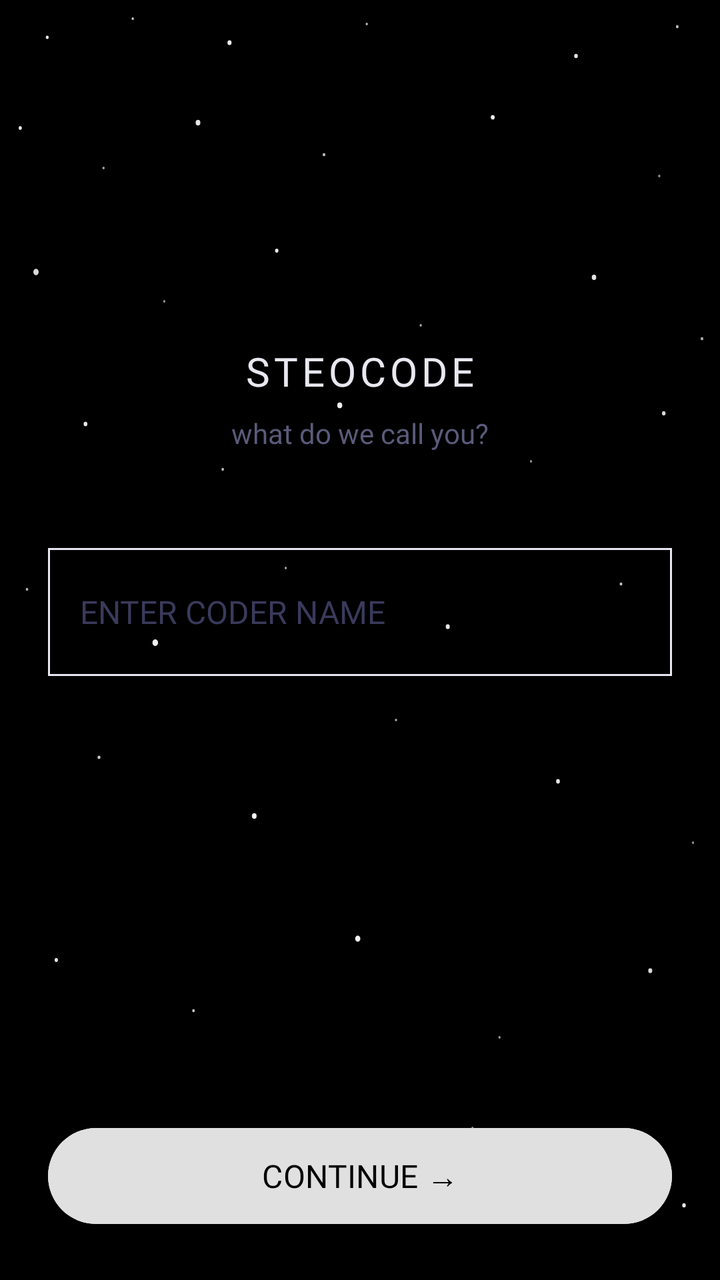
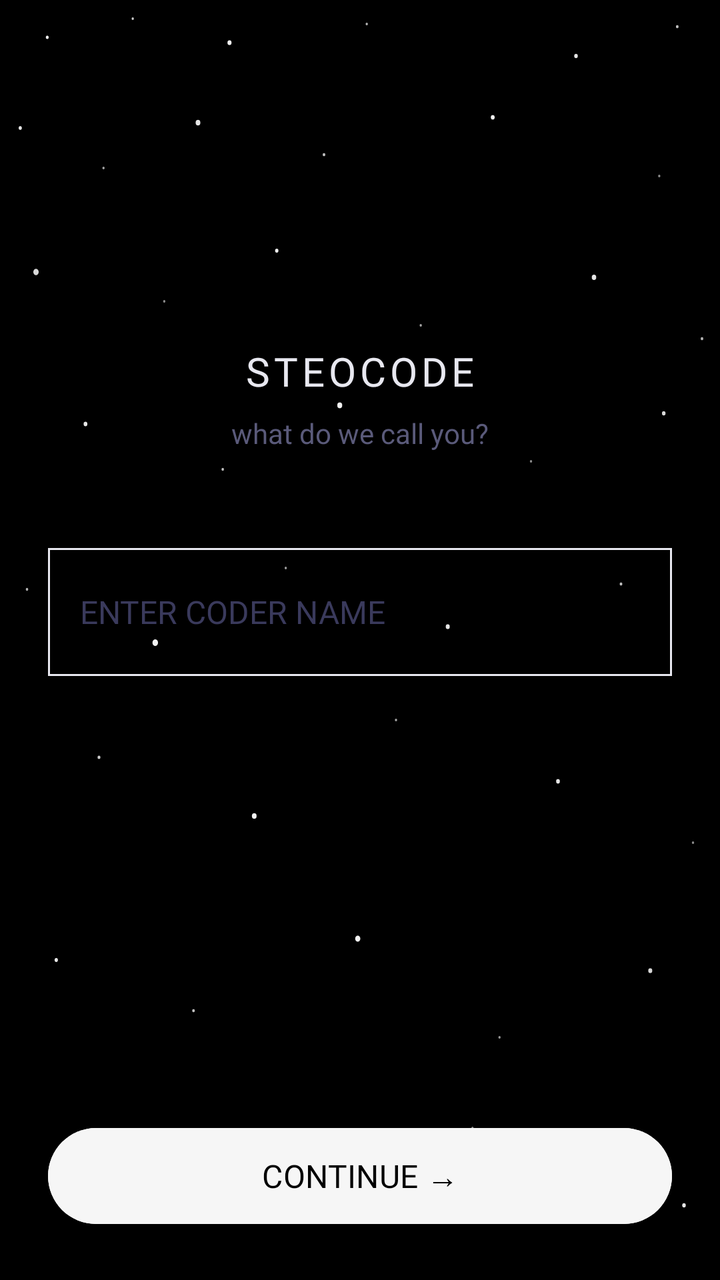

The first picture is an Android layout as it rendered before a commit; the second is the same layout after the commit. The layout source and the unified diff follow.
<!-- AndroidManifest.xml: application theme Theme.Steotexteditor -->
<!-- res/layout/activity_setup.xml -->
<?xml version="1.0" encoding="utf-8"?>
<androidx.constraintlayout.widget.ConstraintLayout xmlns:android="http://schemas.android.com/apk/res/android"
    xmlns:app="http://schemas.android.com/apk/res-auto"
    android:layout_width="match_parent"
    android:layout_height="match_parent"
    android:background="@drawable/starfield_background"
    android:padding="24dp">

    <LinearLayout
        android:layout_width="match_parent"
        android:layout_height="wrap_content"
        android:gravity="center"
        android:orientation="vertical"
        app:layout_constraintBottom_toTopOf="@+id/btnContinue"
        app:layout_constraintTop_toTopOf="parent"
        app:layout_constraintVertical_bias="0.4">

        <TextView
            android:layout_width="wrap_content"
            android:layout_height="wrap_content"
            android:fontFamily="@font/silkscreen"
            android:letterSpacing="0.1"
            android:text="STEOCODE"
            android:textColor="@color/text_off_white"
            android:textSize="20sp" />

        <TextView
            android:layout_width="wrap_content"
            android:layout_height="wrap_content"
            android:layout_marginTop="8dp"
            android:fontFamily="@font/silkscreen"
            android:text="what do we call you?"
            android:textColor="#5A5A7A"
            android:textSize="14sp" />

        <FrameLayout
            android:layout_width="match_parent"
            android:layout_height="64dp"
            android:layout_marginTop="48dp"
            android:background="@drawable/edit_text_outline">

            <EditText
                android:id="@+id/etCoderName"
                android:layout_width="match_parent"
                android:layout_height="match_parent"
                android:background="@android:color/transparent"
                android:fontFamily="@font/silkscreen"
                android:gravity="center_vertical"
                android:hint="ENTER CODER NAME"
                android:inputType="textCapCharacters"
                android:paddingStart="16dp"
                android:paddingEnd="16dp"
                android:singleLine="true"
                android:textColor="@color/text_off_white"
                android:textColorHint="#3A3A5C"
                android:textSize="16sp" />
        </FrameLayout>

    </LinearLayout>

    <Button
        android:id="@+id/btnContinue"
        android:layout_width="match_parent"
        android:layout_height="56dp"
        android:backgroundTint="#E0E0E0"
        android:fontFamily="@font/silkscreen"
        android:text="CONTINUE →"
        android:textColor="@color/button_save_black"
        android:textSize="16sp"
        app:layout_constraintBottom_toBottomOf="parent" />

</androidx.constraintlayout.widget.ConstraintLayout>
<!-- resources referenced by this layout -->
<resources>
  <color name="button_save_black">#000000</color>
  <color name="text_off_white">#E8E8F0</color>
  <!-- drawable edit_text_outline (drawable) -->
  <?xml version="1.0" encoding="utf-8"?>
  <layer-list xmlns:android="http://schemas.android.com/apk/res/android">
      
      <item>
          <shape>
              <solid android:color="@android:color/transparent" />
              <stroke android:width="1dp" android:color="@color/text_off_white" />
          </shape>
      </item>
  
      
      
  </layer-list>
  <!-- drawable starfield_background: vector/xml drawable (drawable, 6022 chars, omitted) -->
  <style name="Theme.Steotexteditor" parent="Base.Theme.Steotexteditor" />
  <style name="Base.Theme.Steotexteditor" parent="Theme.Material3.DayNight.NoActionBar">
          <item name="android:windowBackground">@color/deep_space_black</item>
          <item name="colorPrimary">@color/primary_accent_purple</item>
          <item name="colorOnSurface">@color/text_off_white</item>
          <item name="android:textColor">@color/text_off_white</item>
          <item name="android:textColorPrimary">@color/text_off_white</item>
          <item name="android:textColorSecondary">@color/icon_tint_soft_white</item>
          <item name="android:statusBarColor">@color/deep_space_black</item>
          <item name="android:navigationBarColor">@color/deep_space_black</item>
          <item name="toolbarStyle">@style/Widget.Steotexteditor.Toolbar</item>
          <item name="actionOverflowButtonStyle">@style/Widget.Steotexteditor.Overflow</item>
          <item name="actionOverflowMenuStyle">@style/DarkPopupMenu</item>
          <item name="android:popupMenuStyle">@style/DarkPopupMenu</item>
      </style>
  <color name="deep_space_black">#0A0A0F</color>
  <color name="primary_accent_purple">#7B2FBE</color>
  <color name="icon_tint_soft_white">#DCDCF0</color>
  <style name="Widget.Steotexteditor.Toolbar" parent="Widget.Material3.Toolbar">
          <item name="android:background">@color/deep_space_black</item>
          <item name="titleTextColor">@color/text_off_white</item>
          <item name="android:theme">@style/ThemeOverlay.Steotexteditor.Toolbar</item>
          <item name="popupTheme">@style/DarkPopupMenu</item>
      </style>
  <style name="Widget.Steotexteditor.Overflow" parent="Widget.AppCompat.ActionButton.Overflow">
          <item name="android:tint">@color/icon_tint_soft_white</item>
      </style>
  <style name="DarkPopupMenu" parent="Widget.AppCompat.PopupMenu">
          <item name="android:popupBackground">#1A1A2E</item>
          <item name="android:textColor">#E8E8F0</item>
      </style>
  <style name="ThemeOverlay.Steotexteditor.Toolbar" parent="ThemeOverlay.Material3.Dark">
          <item name="android:tint">@color/icon_tint_soft_white</item>
          <item name="android:textColorSecondary">@color/icon_tint_soft_white</item>
          <item name="android:textColorPrimary">@color/text_off_white</item>
          <item name="colorControlNormal">@color/icon_tint_soft_white</item>
          <item name="colorControlActivated">@color/primary_accent_purple</item>
      </style>
</resources>

<!-- the commit's change to res/layout/activity_setup.xml (unified diff, before → after) -->
@@ -62,7 +62,7 @@
         android:id="@+id/btnContinue"
         android:layout_width="match_parent"
         android:layout_height="56dp"
-        android:backgroundTint="#E0E0E0"
+        android:backgroundTint="@color/editor_white"
         android:fontFamily="@font/silkscreen"
         android:text="CONTINUE →"
         android:textColor="@color/button_save_black"
<!-- resource entries referenced after the edit -->
@@ -1,6 +1,7 @@
 <!-- resources referenced by this layout -->
 <resources>
   <color name="button_save_black">#000000</color>
+  <color name="editor_white">#F6F6F6</color>
   <color name="text_off_white">#E8E8F0</color>
   <!-- drawable edit_text_outline (drawable) -->
   <?xml version="1.0" encoding="utf-8"?>
